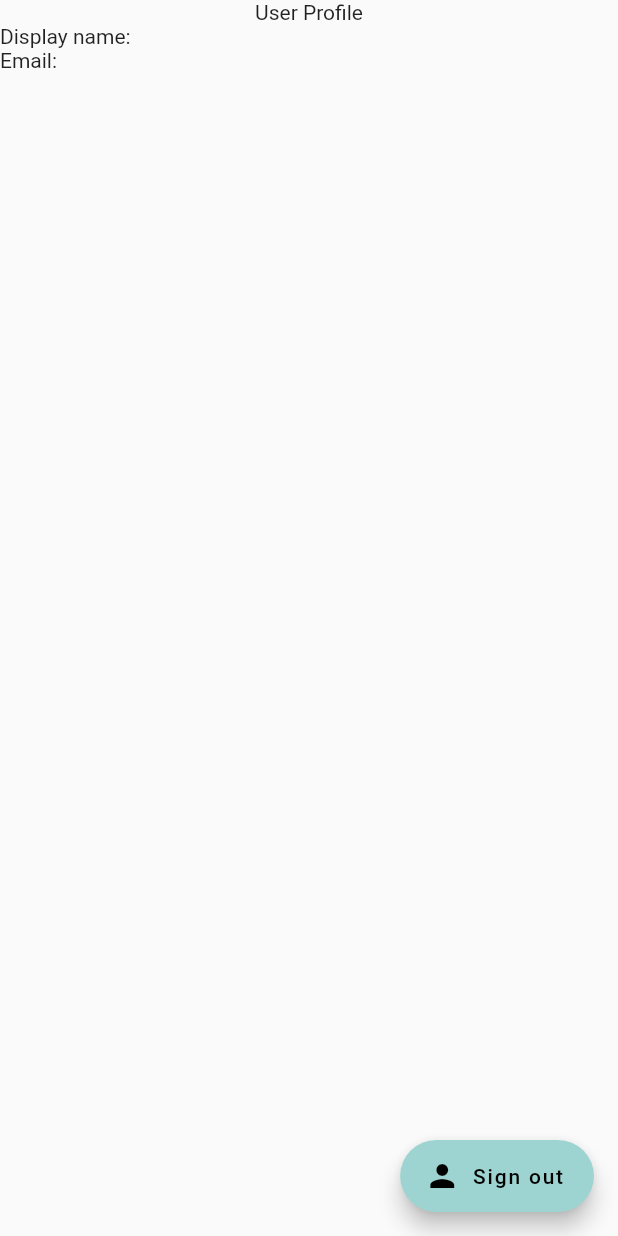
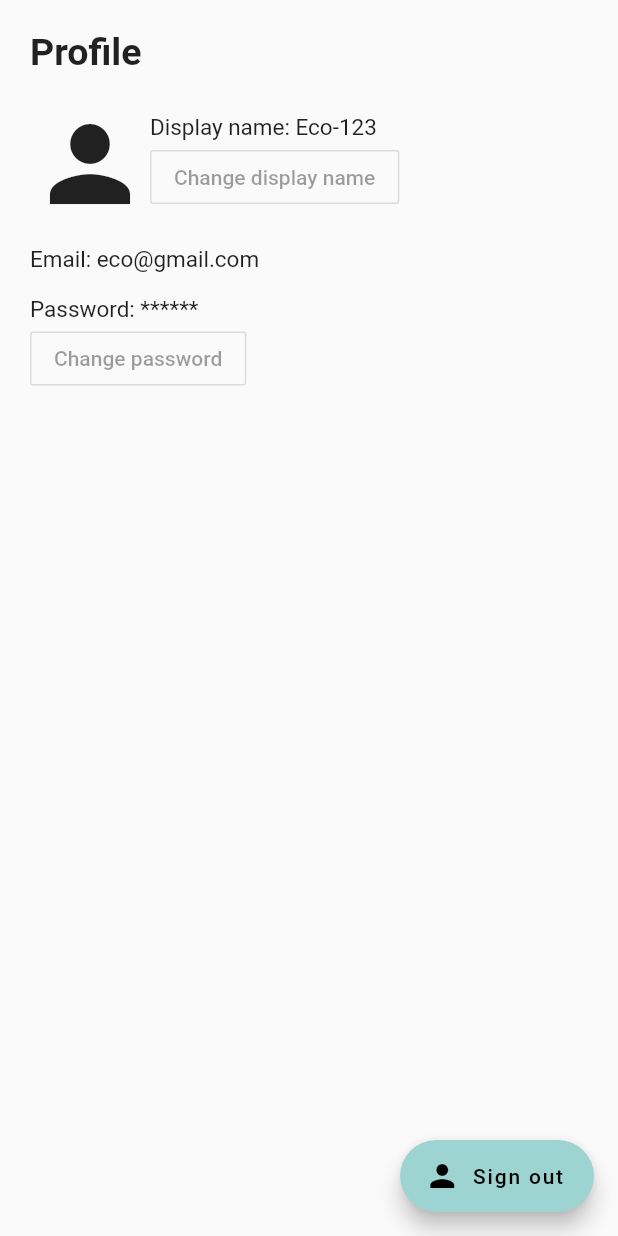
Before and after one commit to cannoli-deco/cannoli-app, a Flutter app: the UserProfile screen opened directly, on a phone screen of 412 x 824 dp. Run offline on Flutter 3.47's test engine with Material 2 defaults, Android fonts, the phone set to English and light mode, and no system bars; our stand-ins replace charts_flutter, cloud_firestore, firebase_auth, firebase_core, fl_chart, flutter_login and 2 more; missing offline and left inert: flutter_circular_chart, flutter_sparkline, flutter_web_browser, webfeed; accounts and stored records are empty.

Commit message:
User profile template created
Dummy values

```diff
--- a/lib/login/user_profile.dart
+++ b/lib/login/user_profile.dart
@@ -14,19 +14,62 @@ class _UserProfileState extends State<UserProfile> {
   @override
   Widget build(BuildContext context) {
     return Scaffold(
-      body: Column(
+      body: Column(children: [
+        Padding(
+            padding: EdgeInsets.all(20.0),
+            child: Column(
               children: <Widget>[
-          Text('User Profile'),
+                Row(
+                  children: [
+                    Text(
+                      'Profile',
+                      style:
+                          TextStyle(fontWeight: FontWeight.bold, fontSize: 25),
+                    )
+                  ],
+                ),
+                SizedBox(height: 20),
+                Row(mainAxisAlignment: MainAxisAlignment.start, children: [
+                  Icon(
+                    Icons.person,
+                    size: 80.0,
+                  ),
+                  Column(
+                      crossAxisAlignment: CrossAxisAlignment.start,
+                      children: [
+                        Text(
+                          'Display name: Eco-123',
+                          style: TextStyle(fontSize: 15),
+                        ),
+                        OutlineButton(child: Text('Change display name'))
+                        //Text(_auth.userProfile.displayName),
+                      ])
+                ]),
+                SizedBox(height: 15),
                 Row(children: [
-            Text('Display name: '),
-            //Text(_auth.userProfile.displayName),
+                  Text(
+                    'Email: eco@gmail.com',
+                    style: TextStyle(fontSize: 15),
+                  ),
+                  //Text(_auth.userProfile.email),
                 ]),
-          Row(children: [
-            Text('Email: '),
-            //Text(_auth.userProfile.email),
+                SizedBox(height: 15),
+                Row(
+                  children: <Widget>[
+                    Column(
+                        crossAxisAlignment: CrossAxisAlignment.start,
+                        children: [
+                          Text(
+                            'Password: ******',
+                            style: TextStyle(fontSize: 15),
+                          ),
+                          OutlineButton(child: Text('Change password')),
                         ]),
                   ],
                 ),
+              ],
+            ))
+      ]),
       floatingActionButton: FloatingActionButton.extended(
         onPressed: () => _auth.signOut(),
         label: Text('Sign out'),
```
Lines whose indentation alone changed are shown as unchanged.
